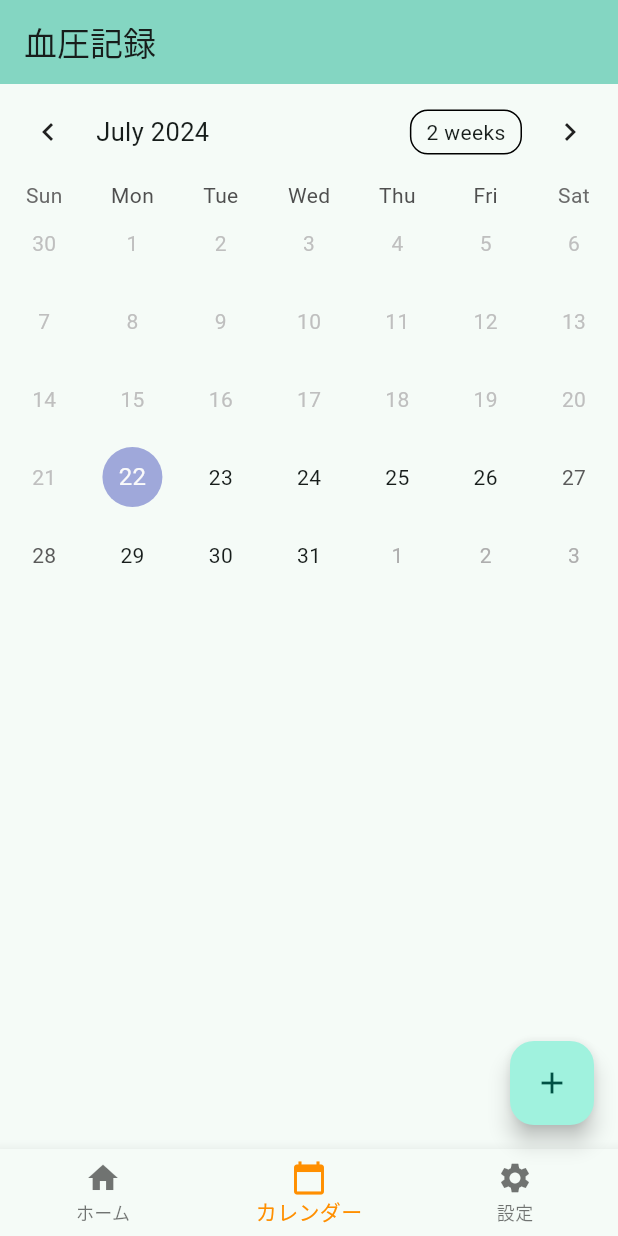
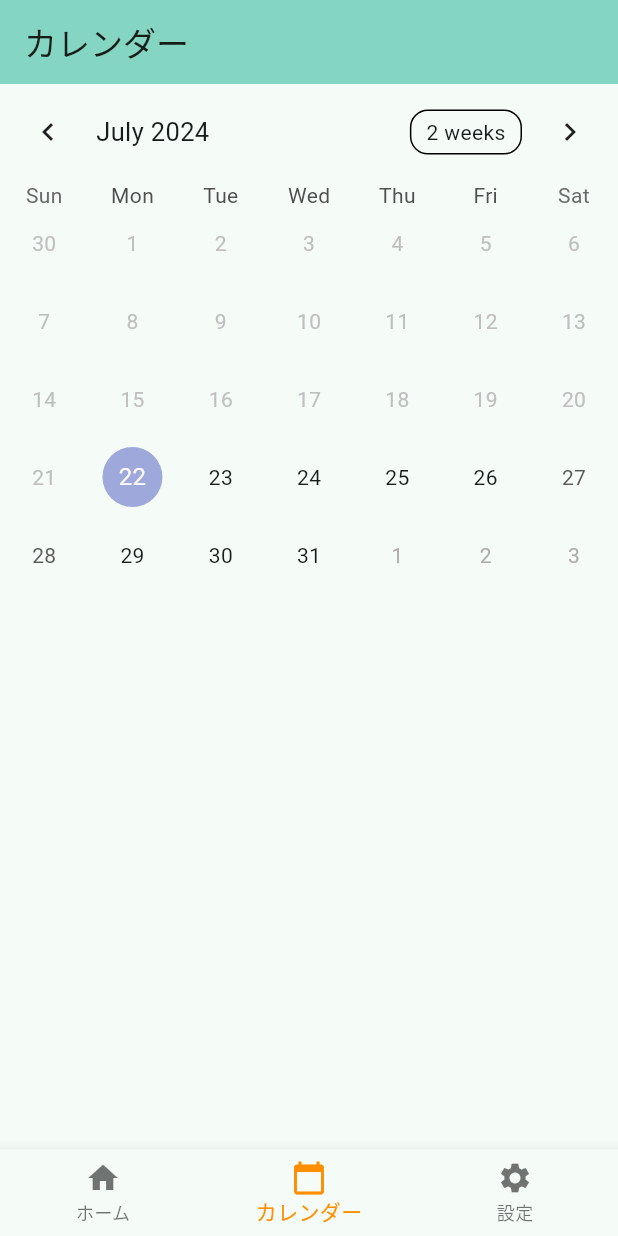
Before and after one commit to yuko87/blood_pressure_monitor, a Flutter app: the screen it shows after launch, item 2 of the bottom bar chosen, on a phone screen of 412 x 824 dp. Run offline on Flutter 3.47's test engine with Material 3 defaults, Android fonts, the phone set to English and light mode, and no system bars; drawn by our look-alikes of table_calendar; our stand-ins replace package_info_plus.

Commit message:
chore: Update home page layout and styling

```diff
--- a/lib/main.dart
+++ b/lib/main.dart
@@ -19,29 +19,30 @@ class MyApp extends StatelessWidget {
             seedColor: const Color.fromARGB(255, 168, 228, 212)),
         useMaterial3: true,
       ),
-      home: const MyHomePage(title: '血圧記録'),
+      home: const MyHomePage(),
     );
   }
 }
 
 class MyHomePage extends StatefulWidget {
-  const MyHomePage({super.key, required this.title});
-  final String title;
+  const MyHomePage({super.key});
 
   @override
   State<MyHomePage> createState() => _MyHomePageState();
 }
 
 class _MyHomePageState extends State<MyHomePage> {
-  void _tappedButton() {
-    print('Button tapped');
-  }
-
   int _selectedIndex = 0;
   static const List<Widget> _pages = <Widget>[
     HomeContent(),
     CalendarPage(),
     SettingsPage(),
+  ];
+
+  static const List<String> _titles = [
+    '血圧記録',
+    'カレンダー',
+    '設定',
   ];
 
   void _onItemTapped(int index) {
@@ -55,7 +56,7 @@ class _MyHomePageState extends State<MyHomePage> {
     return Scaffold(
       appBar: AppBar(
         backgroundColor: Theme.of(context).colorScheme.inversePrimary,
-        title: Text(widget.title),
+        title: Text(_titles.elementAt(_selectedIndex)),
       ),
       body: _pages.elementAt(_selectedIndex),
       bottomNavigationBar: BottomNavigationBar(
@@ -68,7 +69,6 @@ class _MyHomePageState extends State<MyHomePage> {
             icon: Icon(Icons.calendar_today),
             label: 'カレンダー',
           ),
-          // 設定ページ
           BottomNavigationBarItem(
             icon: Icon(Icons.settings),
             label: '設定',
@@ -78,11 +78,15 @@ class _MyHomePageState extends State<MyHomePage> {
         selectedItemColor: Colors.amber[800],
         onTap: _onItemTapped,
       ),
-      floatingActionButton: FloatingActionButton(
-        onPressed: _tappedButton,
-        tooltip: 'Increment',
-        child: const Icon(Icons.add),
-      ),
+      floatingActionButton: _selectedIndex == 0
+          ? FloatingActionButton(
+              onPressed: () {
+                print('Button tapped');
+              },
+              tooltip: 'Increment',
+              child: const Icon(Icons.add),
+            )
+          : null,
     );
   }
 }
```
